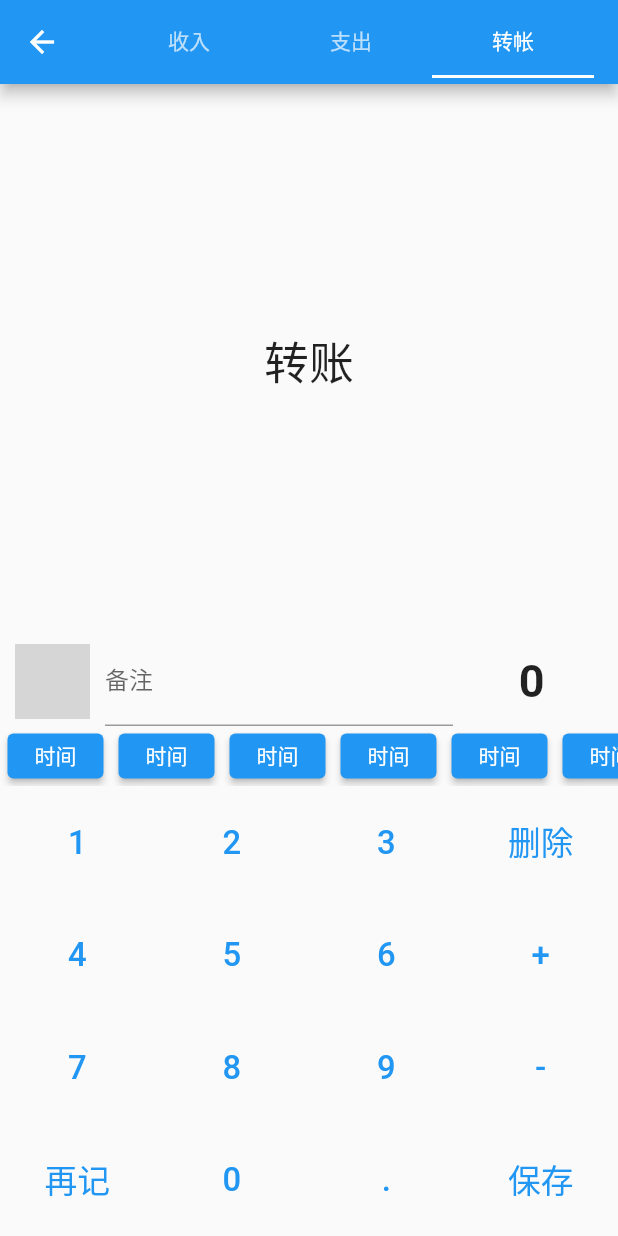
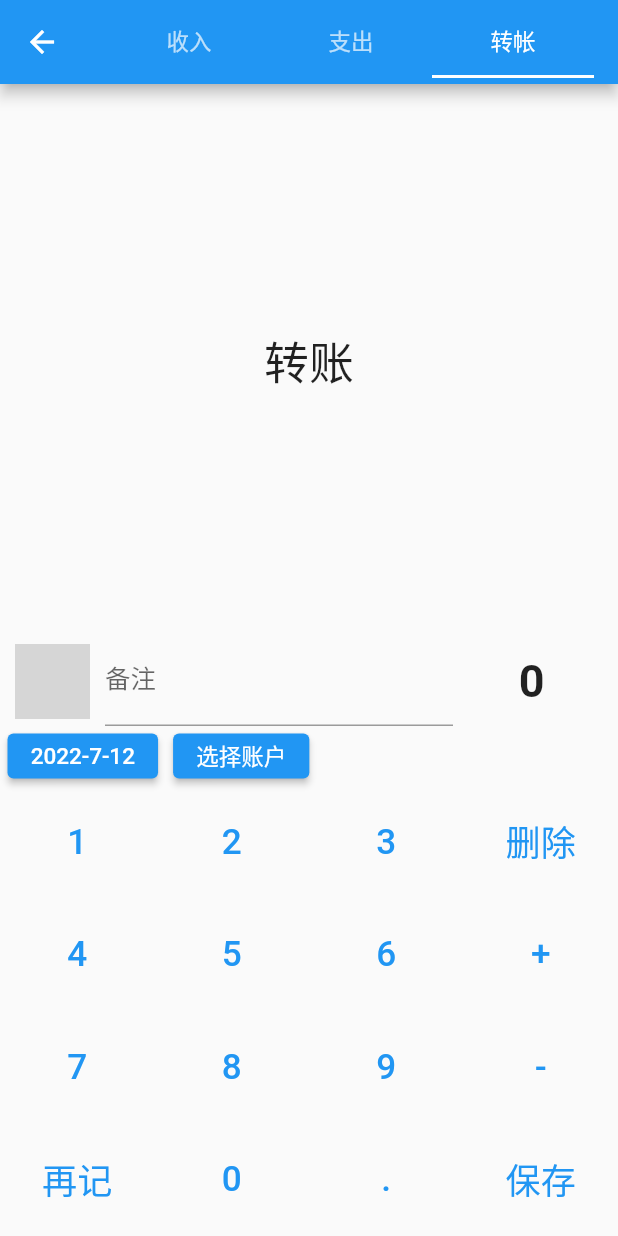
Before and after one commit to zhangrunhao/account_flutter, a Flutter app: the screen it shows after launch, tab 3 chosen, on a phone screen of 412 x 824 dp. Run offline on Flutter 3.47's test engine with Material 2 defaults, Android fonts, the phone set to English and light mode, and no system bars; our stand-ins replace decimal; network calls fail; grey boxes are pictures that could not be loaded.

Commit message:
feat: accountl select and local

```diff
--- a/lib/main.dart
+++ b/lib/main.dart
@@ -1,5 +1,6 @@
 // import 'package:account_flutter/pages/home/home_page.dart';
 import 'package:account_flutter/pages/trade/trade_page.dart';
+import 'package:flutter_localizations/flutter_localizations.dart';
 import 'package:flutter/material.dart';
 
 void main() {
@@ -12,6 +13,14 @@ class MyApp extends StatelessWidget {
   @override
   Widget build(BuildContext context) {
     return MaterialApp(
+      localizationsDelegates: const [
+        GlobalMaterialLocalizations.delegate,
+        GlobalCupertinoLocalizations.delegate,
+        GlobalWidgetsLocalizations.delegate,
+      ],
+      supportedLocales: const [
+         Locale('zh')
+       ],
       title: 'Flutter Demo',
       theme: ThemeData(
         primarySwatch: Colors.blue,
--- a/lib/pages/trade/tools_list.dart
+++ b/lib/pages/trade/tools_list.dart
@@ -1,7 +1,60 @@
 import 'package:flutter/material.dart';
 
-class ToolsList extends StatelessWidget {
+class ToolsList extends StatefulWidget {
   const ToolsList({Key? key}) : super(key: key);
+  @override
+  State<StatefulWidget> createState() => _ToolsListState();
+}
+
+class _ToolsListState extends State<ToolsList> {
+  DateTime selectDate = DateTime.now();
+  String accountName = "选择账户";
+
+  Future<void> _selectDate(BuildContext content) async {
+    final DateTime? picked = await showDatePicker(
+      context: context,
+      locale: const Locale("zh", "ZH"),
+      initialDate: selectDate,
+      firstDate: DateTime(2000, 01),
+      lastDate: DateTime.now(),
+    );
+    if (picked != null && picked != selectDate) {
+      setState(() {
+        selectDate = picked;
+      });
+    }
+  }
+
+  Future<int?> _selectAccount(BuildContext context) {
+    return showModalBottomSheet(
+        context: context,
+        builder: (BuildContext context) {
+          return ListView(
+            children: [
+              ListTile(
+                leading: const Icon(Icons.abc_outlined),
+                title: const Text("微信"),
+                onTap: () {
+                  setState(() {
+                    accountName = "微信";
+                  });
+                  Navigator.of(context).pop();
+                },
+              ),
+              ListTile(
+                leading: const Icon(Icons.payment),
+                title: const Text("支付宝"),
+                onTap: () {
+                  setState(() {
+                    accountName = "支付宝";
+                  });
+                  Navigator.of(context).pop();
+                },
+              ),
+            ],
+          );
+        });
+  }
 
   @override
   Widget build(BuildContext context) {
@@ -10,18 +63,41 @@ class ToolsList extends StatelessWidget {
       height: 40,
       child: ListView(
         scrollDirection: Axis.horizontal,
-        children: _buildToolBtn(10),
+        children: [
+          _buildDatePickerButton(
+            _selectDate,
+            context,
+            '${selectDate.year.toString()}-${selectDate.month.toString()}-${selectDate.day.toString()}',
+          ),
+          _buildAccountPickerButton(
+            _selectAccount,
+            context,
+            accountName,
+          ),
+        ],
       ),
     );
   }
 }
 
-List<Widget> _buildToolBtn(int count) {
-  return List.generate(
-    count,
-    (index) => Container(
-      margin: const EdgeInsets.all(5),
-      child: ElevatedButton(onPressed: () => {}, child: const Text("时间")),
+Widget _buildDatePickerButton(
+    Function pressCallback, BuildContext context, String buttonTitle) {
+  return Container(
+    margin: const EdgeInsets.all(5),
+    child: ElevatedButton(
+      onPressed: () => {pressCallback(context)},
+      child: Text(buttonTitle),
     ),
   );
 }
+
+Widget _buildAccountPickerButton(
+    Function pressCallback, BuildContext context, String buttonTitle) {
+  return Container(
+    margin: const EdgeInsets.all(5),
+    child: ElevatedButton(
+      onPressed: () => {pressCallback(context)},
+      child: Text(buttonTitle),
+    ),
+  );
+}
--- a/pubspec.yaml
+++ b/pubspec.yaml
@@ -35,6 +35,8 @@ dependencies:
   # The following adds the Cupertino Icons font to your application.
   # Use with the CupertinoIcons class for iOS style icons.
   cupertino_icons: ^1.0.2
+  flutter_localizations:
+    sdk: flutter
 
 dev_dependencies:
   flutter_test:
```
